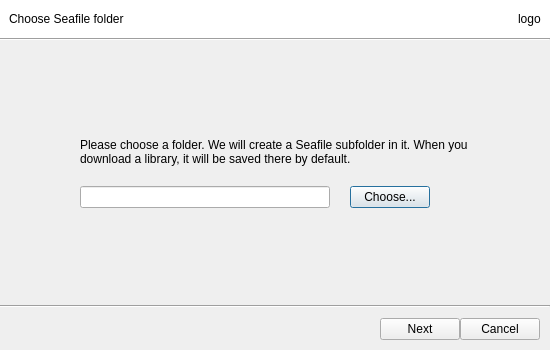
Above: ui/init-seafile-dialog.ui from haiwen/seafile-client before the change. Below: the same form after it.
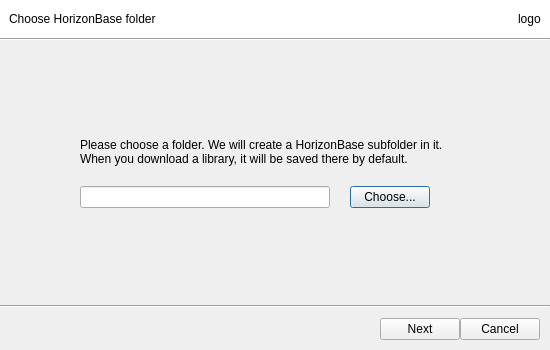
That is the form after the change.

Commit message: customization for HorizonBase

The edit to the form file:
```diff
--- a/ui/init-seafile-dialog.ui
+++ b/ui/init-seafile-dialog.ui
@@ -35,7 +35,7 @@
          <string notr="true"/>
         </property>
         <property name="text">
-         <string>Choose Seafile folder</string>
+         <string>Choose HorizonBase folder</string>
         </property>
         <property name="margin">
          <number>0</number>
@@ -108,7 +108,7 @@
        <item>
         <widget class="QLabel" name="label">
          <property name="text">
-          <string>Please choose a folder. We will create a Seafile subfolder in it. When you download a library, it will be saved there by default.</string>
+          <string>Please choose a folder. We will create a HorizonBase subfolder in it. When you download a library, it will be saved there by default.</string>
          </property>
          <property name="wordWrap">
           <bool>true</bool>
```
Left out of the diff: 22 changed lines with no effect on the pictures. The commit also changes 19 other files.
